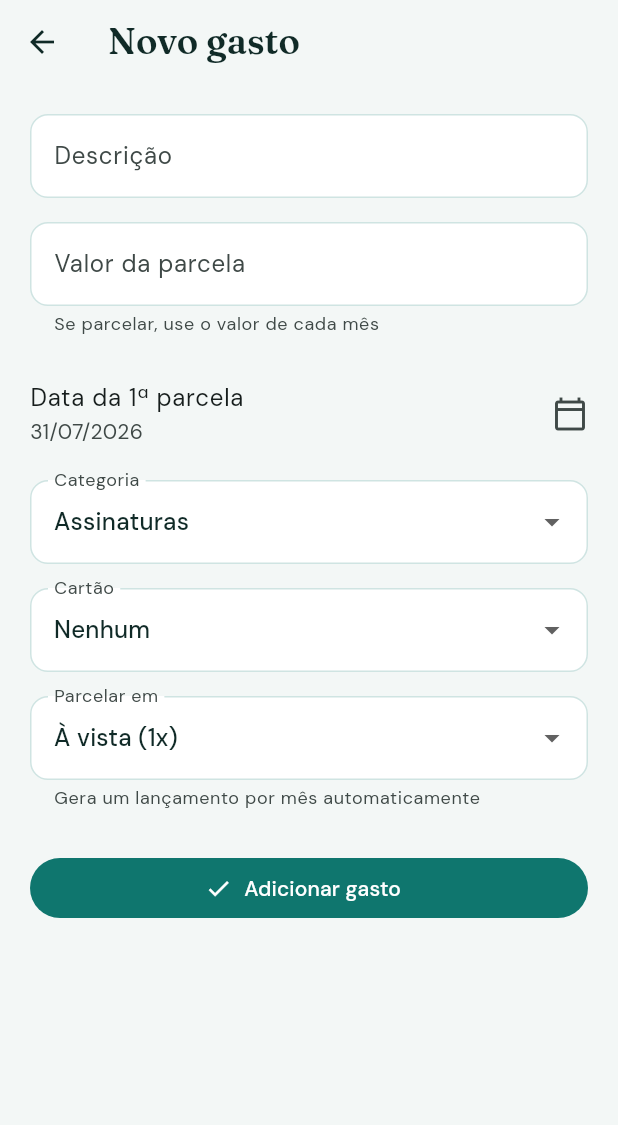
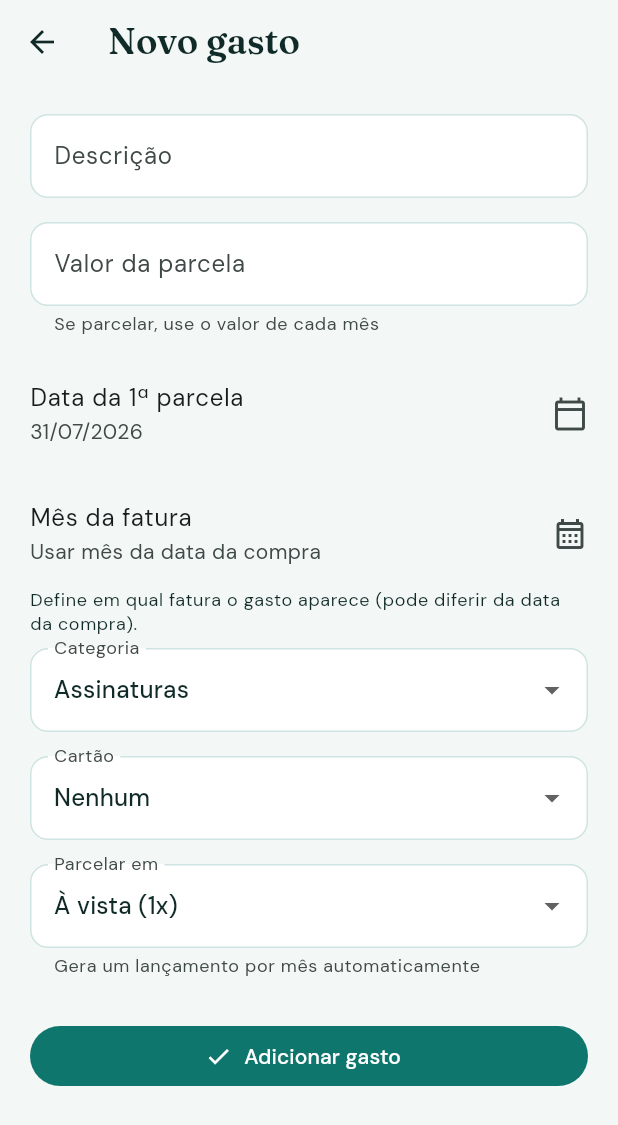
Before and after one commit to Werisu/financas, a Flutter app: the screen it shows once a user with an empty profile is signed in, item 2 of the bottom bar chosen, after a tap on "Novo gasto", on a phone screen of 412 x 824 dp. Shown: the top 1125 px of the screen. Run offline on Flutter 3.47's test engine with Material 3 defaults, Android fonts, the phone set to English and light mode, and no system bars; our stand-ins replace cloud_firestore, csv, file_picker, firebase_auth, firebase_core, fl_chart and 6 more; accounts and stored records are empty.

Commit message:
Refactor expense management with enhanced filtering and due date features
- Introduced a new expensesListProvider to manage expense filtering based on search queries, categories, and cards.
- Updated the ExpenseFormScreen to include a statementDueMonth field for better tracking of expense billing cycles.
- Enhanced the UI to allow users to select the due month for expenses, improving clarity on billing cycles.
- Adjusted the ExpensesScreen to reflect changes in expense filtering and display the number of results based on the search query.

```diff
--- a/lib/providers/finance_providers.dart
+++ b/lib/providers/finance_providers.dart
@@ -166,9 +166,24 @@ final filteredExpensesProvider = Provider<List<Expense>>((ref) {
   final expenses = ref.watch(monthExpensesProvider);
   final categoryId = ref.watch(expenseFilterCategoryProvider);
   final cardId = ref.watch(expenseFilterCardProvider);
-  final query = ref.watch(expenseSearchQueryProvider).trim().toLowerCase();
 
   return expenses.where((expense) {
+    if (categoryId != null && expense.categoryId != categoryId) return false;
+    if (cardId != null && expense.cardId != cardId) return false;
+    return true;
+  }).toList();
+});
+
+/// Lista da tela de Gastos: com busca, procura em todos os meses.
+final expensesListProvider = Provider<List<Expense>>((ref) {
+  final query = ref.watch(expenseSearchQueryProvider).trim().toLowerCase();
+  final categoryId = ref.watch(expenseFilterCategoryProvider);
+  final cardId = ref.watch(expenseFilterCardProvider);
+  final expenses = query.isEmpty
+      ? ref.watch(monthExpensesProvider)
+      : ref.watch(expensesProvider);
+
+  final filtered = expenses.where((expense) {
     if (categoryId != null && expense.categoryId != categoryId) return false;
     if (cardId != null && expense.cardId != cardId) return false;
     if (query.isNotEmpty &&
@@ -177,6 +192,9 @@ final filteredExpensesProvider = Provider<List<Expense>>((ref) {
     }
     return true;
   }).toList();
+
+  filtered.sort((a, b) => b.date.compareTo(a.date));
+  return filtered;
 });
 
 final statementNewPurchasesProvider = Provider<List<Expense>>((ref) {
--- a/lib/screens/expense_form_screen.dart
+++ b/lib/screens/expense_form_screen.dart
@@ -24,6 +24,7 @@ class _ExpenseFormScreenState extends ConsumerState<ExpenseFormScreen> {
   late DateTime _date;
   String? _categoryId;
   String? _cardId;
+  DateTime? _statementDueMonth;
   int _installmentCount = 1;
 
   bool get isEditing => widget.expense != null;
@@ -42,6 +43,14 @@ class _ExpenseFormScreenState extends ConsumerState<ExpenseFormScreen> {
     _categoryId = expense?.categoryId;
     _cardId = expense?.cardId;
     _installmentCount = expense?.installmentTotal ?? 1;
+    // Se a fatura foi perdida numa edição anterior, usa o mês selecionado na lista.
+    final due = expense?.statementDueMonth;
+    if (due != null) {
+      _statementDueMonth = DateTime(due.year, due.month);
+    } else if (expense != null) {
+      final selected = ref.read(selectedMonthProvider);
+      _statementDueMonth = DateTime(selected.year, selected.month);
+    }
   }
 
   @override
@@ -62,12 +71,32 @@ class _ExpenseFormScreenState extends ConsumerState<ExpenseFormScreen> {
     if (picked != null) setState(() => _date = picked);
   }
 
+  Future<void> _pickStatementMonth() async {
+    final initial = _statementDueMonth ?? DateTime(_date.year, _date.month);
+    final picked = await showDatePicker(
+      context: context,
+      initialDate: initial,
+      firstDate: DateTime(2018),
+      lastDate: DateTime.now().add(const Duration(days: 365 * 3)),
+      locale: const Locale('pt', 'BR'),
+      helpText: 'Mês de vencimento da fatura',
+    );
+    if (picked != null) {
+      setState(() => _statementDueMonth = DateTime(picked.year, picked.month));
+    }
+  }
+
   Future<void> _save() async {
     if (!_formKey.currentState!.validate()) return;
     final categories = ref.read(categoriesProvider);
     final categoryId = _categoryId ?? categories.first.id;
     final amount = parseBrazilianAmount(_amount.text);
     if (amount == null) return;
+
+    final statementDue = _statementDueMonth ??
+        (isEditing || _cardId != null
+            ? DateTime(_date.year, _date.month)
+            : null);
 
     final base = Expense(
       id: widget.expense?.id ?? const Uuid().v4(),
@@ -80,6 +109,7 @@ class _ExpenseFormScreenState extends ConsumerState<ExpenseFormScreen> {
       installmentGroupId: widget.expense?.installmentGroupId,
       installmentNumber: widget.expense?.installmentNumber,
       installmentTotal: widget.expense?.installmentTotal,
+      statementDueMonth: statementDue,
     );
 
     if (isEditing) {
@@ -152,10 +182,30 @@ class _ExpenseFormScreenState extends ConsumerState<ExpenseFormScreen> {
                 const SizedBox(height: 16),
                 ListTile(
                   contentPadding: EdgeInsets.zero,
-                  title: const Text('Data da 1ª parcela'),
+                  title: Text(
+                    isEditing ? 'Data da compra' : 'Data da 1ª parcela',
+                  ),
                   subtitle: Text(formatDate(_date)),
                   trailing: const Icon(Icons.calendar_today_outlined),
                   onTap: _pickDate,
+                ),
+                const SizedBox(height: 8),
+                ListTile(
+                  contentPadding: EdgeInsets.zero,
+                  title: const Text('Mês da fatura'),
+                  subtitle: Text(
+                    _statementDueMonth == null
+                        ? 'Usar mês da data da compra'
+                        : capitalize(
+                            monthYearFormat.format(_statementDueMonth!),
+                          ),
+                  ),
+                  trailing: const Icon(Icons.calendar_month_outlined),
+                  onTap: _pickStatementMonth,
+                ),
+                Text(
+                  'Define em qual fatura o gasto aparece (pode diferir da data da compra).',
+                  style: Theme.of(context).textTheme.bodySmall,
                 ),
                 const SizedBox(height: 8),
                 DropdownButtonFormField<String>(
@@ -189,7 +239,13 @@ class _ExpenseFormScreenState extends ConsumerState<ExpenseFormScreen> {
                       ),
                     ),
                   ],
-                  onChanged: (value) => setState(() => _cardId = value),
+                  onChanged: (value) => setState(() {
+                    _cardId = value;
+                    if (value != null && _statementDueMonth == null) {
+                      _statementDueMonth =
+                          DateTime(_date.year, _date.month);
+                    }
+                  }),
                 ),
                 if (!isEditing) ...[
                   const SizedBox(height: 16),
--- a/lib/screens/expenses_screen.dart
+++ b/lib/screens/expenses_screen.dart
@@ -32,7 +32,7 @@ class _ExpensesScreenState extends ConsumerState<ExpensesScreen> {
 
   @override
   Widget build(BuildContext context) {
-    final expenses = ref.watch(filteredExpensesProvider);
+    final expenses = ref.watch(expensesListProvider);
     final categories = ref.watch(categoriesProvider);
     final cards = ref.watch(cardsProvider);
     final categoryFilter = ref.watch(expenseFilterCategoryProvider);
@@ -160,7 +160,7 @@ class _ExpensesScreenState extends ConsumerState<ExpensesScreen> {
             child: Align(
               alignment: Alignment.centerLeft,
               child: Text(
-                '${expenses.length} resultado(s) para "$searchQuery"',
+                '${expenses.length} resultado(s) em todos os meses para "$searchQuery"',
                 style: Theme.of(context).textTheme.bodySmall,
               ),
             ),
```
